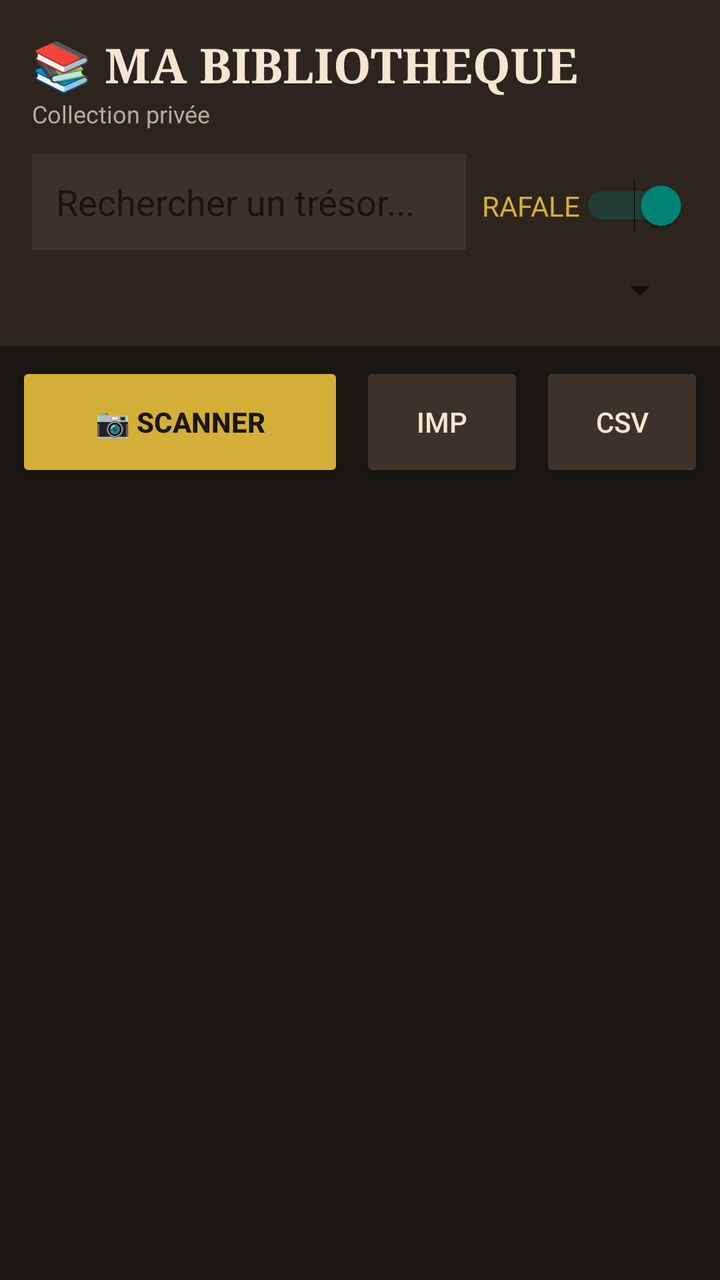
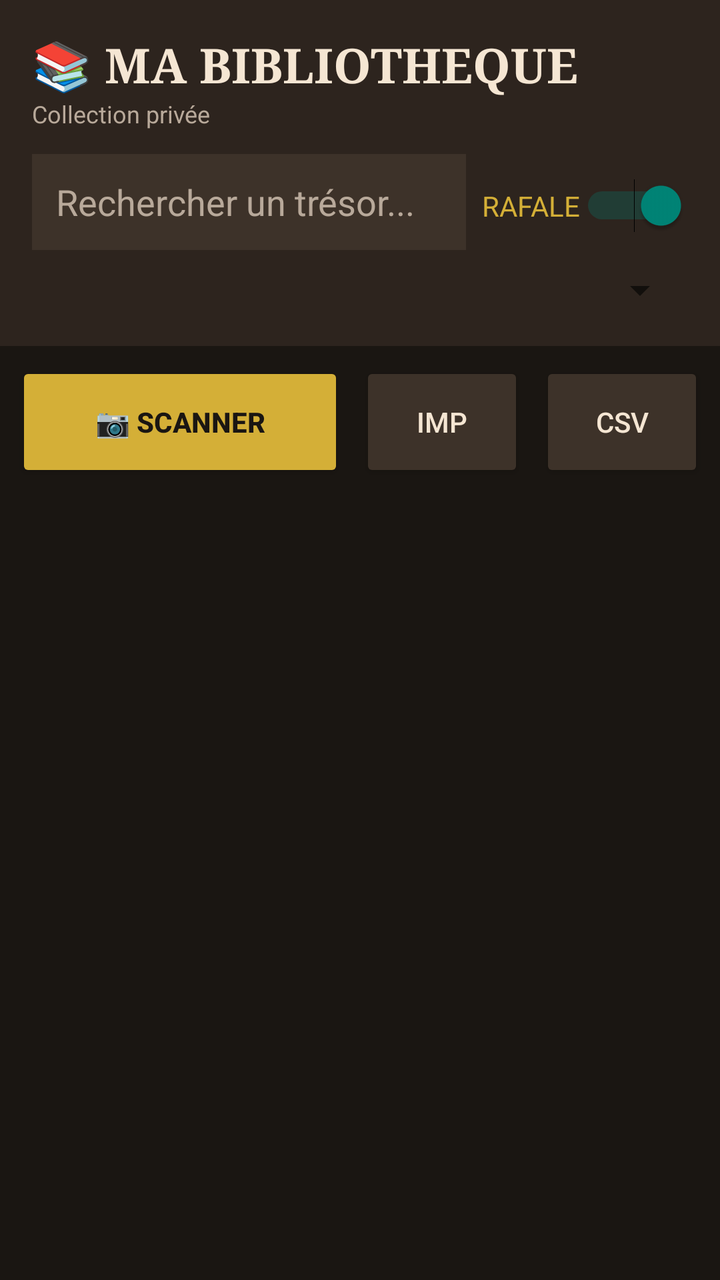

Two renders of the same Android screen: before a commit and after it. Below are the layout's source before the change and the commit's diff.
<!-- AndroidManifest.xml: application theme Theme.AppCompat.Light.DarkActionBar -->
<!-- res/layout/activity_main.xml -->
<?xml version="1.0" encoding="utf-8"?>
<LinearLayout xmlns:android="http://schemas.android.com/apk/res/android" android:orientation="vertical" android:layout_width="match_parent" android:layout_height="match_parent" android:background="#1A1612">
    <LinearLayout android:orientation="vertical" android:layout_width="match_parent" android:layout_height="wrap_content" android:background="#2D241E" android:padding="16dp">
        <TextView android:id="@+id/title" android:layout_width="match_parent" android:layout_height="wrap_content" android:text="📚 MA BIBLIOTHEQUE" android:textSize="24sp" android:textStyle="bold" android:textColor="#F5E6D3" android:fontFamily="serif"/>
        <TextView android:layout_width="match_parent" android:layout_height="wrap_content" android:text="Collection privée" android:textColor="#B8A99A" android:textSize="12sp"/>
        <LinearLayout android:orientation="horizontal" android:layout_width="match_parent" android:layout_height="wrap_content" android:layout_marginTop="12dp">
            <EditText android:id="@+id/search" android:layout_width="0dp" android:layout_weight="1" android:layout_height="48dp" android:hint="Rechercher un trésor..." android:background="#3D3229" android:textColor="#F5E6D3" android:hintTextColor="#B8A99A" android:padding="12dp"/>
            <Switch android:id="@+id/switchRafale" android:layout_width="wrap_content" android:layout_height="wrap_content" android:text="RAFALE" android:textColor="#D4AF37" android:checked="true" android:layout_marginLeft="8dp"/>
        </LinearLayout>
        <Spinner android:id="@+id/spinnerCat" android:layout_width="match_parent" android:layout_height="wrap_content" android:layout_marginTop="8dp"/>
    </LinearLayout>
    <LinearLayout android:orientation="horizontal" android:layout_width="match_parent" android:layout_height="wrap_content" android:padding="8dp" android:background="#1A1612">
        <Button android:id="@+id/btnScan" android:layout_width="0dp" android:layout_weight="2" android:layout_height="60dp" android:text="📷 SCANNER" android:backgroundTint="#D4AF37" android:textColor="#1A1612" android:textStyle="bold"/>
        <Button android:id="@+id/btnImport" android:layout_width="0dp" android:layout_weight="1" android:layout_height="60dp" android:text="IMP" android:layout_marginLeft="8dp" android:backgroundTint="#3D3229" android:textColor="#F5E6D3"/>
        <Button android:id="@+id/btnExport" android:layout_width="0dp" android:layout_weight="1" android:layout_height="60dp" android:text="CSV" android:layout_marginLeft="8dp" android:backgroundTint="#3D3229" android:textColor="#F5E6D3"/>
    </LinearLayout>
    <androidx.recyclerview.widget.RecyclerView android:id="@+id/recycler" android:layout_width="match_parent" android:layout_height="match_parent" android:background="#1A1612"/>
</LinearLayout>
<!-- resources referenced by this layout -->
<resources>

</resources>

<!-- the commit's change to res/layout/activity_main.xml (unified diff, before → after) -->
@@ -4,7 +4,7 @@
         <TextView android:id="@+id/title" android:layout_width="match_parent" android:layout_height="wrap_content" android:text="📚 MA BIBLIOTHEQUE" android:textSize="24sp" android:textStyle="bold" android:textColor="#F5E6D3" android:fontFamily="serif"/>
         <TextView android:layout_width="match_parent" android:layout_height="wrap_content" android:text="Collection privée" android:textColor="#B8A99A" android:textSize="12sp"/>
         <LinearLayout android:orientation="horizontal" android:layout_width="match_parent" android:layout_height="wrap_content" android:layout_marginTop="12dp">
-            <EditText android:id="@+id/search" android:layout_width="0dp" android:layout_weight="1" android:layout_height="48dp" android:hint="Rechercher un trésor..." android:background="#3D3229" android:textColor="#F5E6D3" android:hintTextColor="#B8A99A" android:padding="12dp"/>
+            <EditText android:id="@+id/search" android:layout_width="0dp" android:layout_weight="1" android:layout_height="48dp" android:hint="Rechercher un trésor..." android:background="#3D3229" android:textColor="#F5E6D3" android:textColorHint="#B8A99A" android:padding="12dp"/>
             <Switch android:id="@+id/switchRafale" android:layout_width="wrap_content" android:layout_height="wrap_content" android:text="RAFALE" android:textColor="#D4AF37" android:checked="true" android:layout_marginLeft="8dp"/>
         </LinearLayout>
         <Spinner android:id="@+id/spinnerCat" android:layout_width="match_parent" android:layout_height="wrap_content" android:layout_marginTop="8dp"/>
